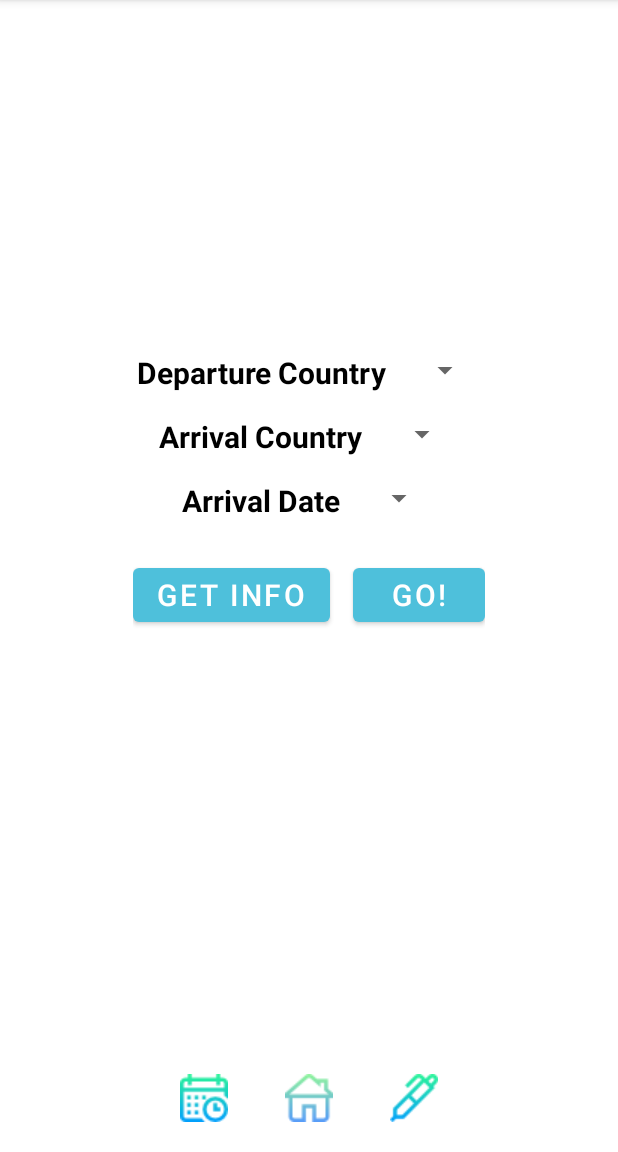
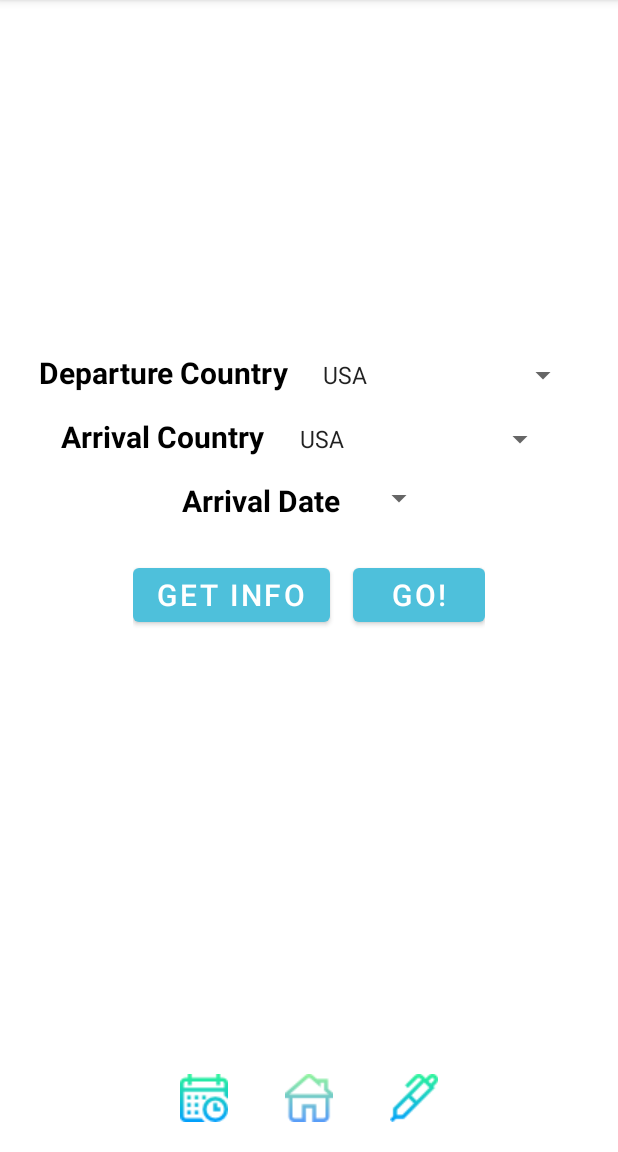
Before and after one commit to harshitabha/Covi-lender, an Android app: the ChooseActivity screen opened directly, with no data from a screen before it, on a phone screen of 412 x 824 dp, the part 84-1236 px from its top. Run offline under Robolectric (Android 15) with nearby library versions, the phone set to English and light mode, and no system bars.

```diff
--- a/TravelBan/app/src/main/java/com/example/travelban/ChooseActivity.java
+++ b/TravelBan/app/src/main/java/com/example/travelban/ChooseActivity.java
@@ -5,6 +5,7 @@ import androidx.appcompat.app.AppCompatActivity;
 import android.content.Intent;
 import android.os.Bundle;
 import android.view.View;
+import android.widget.ArrayAdapter;
 import android.widget.Button;
 import android.widget.ImageButton;
 import android.widget.Spinner;
@@ -14,6 +15,8 @@ public class ChooseActivity extends AppCompatActivity implements View.OnClickLis
     ImageButton homeB;
     ImageButton chooseB;
     ImageButton calB;
+    Button info;
+    Button go;
 
     Spinner dCountry;
     Spinner aCountry;
@@ -23,20 +26,14 @@ public class ChooseActivity extends AppCompatActivity implements View.OnClickLis
         super.onCreate(savedInstanceState);
         setContentView(R.layout.activity_choose);
 
-        // initilize vars
+        // initialize vars
         homeB = (ImageButton) findViewById(R.id.homeB);
         chooseB = (ImageButton) findViewById(R.id.personalizeB);
         calB = (ImageButton) findViewById(R.id.calendarB);
+        info = findViewById(R.id.getInfo);
+        go = findViewById(R.id.start);
 
-        dCountry = (Spinner) findViewById(R.id.dCountry);
-        aCountry = findViewById(R.id.aCountry);
-    }
-
-    @Override
-    public void onClick(View v) {
-
-
-        // Navigation bar Workings
+        // Nav Onclick Listeners
         homeB.setOnClickListener(new View.OnClickListener() {
             @Override
             public void onClick(View v) {
@@ -61,5 +58,23 @@ public class ChooseActivity extends AppCompatActivity implements View.OnClickLis
             }
         });
 
+        dCountry = (Spinner) findViewById(R.id.dCountry);
+        aCountry = findViewById(R.id.aCountry);
+
+        //generating the drop down menu
+        String[] options = getResources().getStringArray(R.array.countries);
+        ArrayAdapter adapter = new ArrayAdapter(this, android.R.layout.simple_spinner_item, options);
+        adapter.setDropDownViewResource(android.R.layout.simple_spinner_dropdown_item);
+        dCountry.setAdapter(adapter);
+        aCountry.setAdapter(adapter);
+
+        info.setOnClickListener(this);
+    }
+
+    @Override
+    public void onClick(View v) {
+
+
+
     }
 }
--- a/TravelBan/app/src/main/res/layout/activity_choose.xml
+++ b/TravelBan/app/src/main/res/layout/activity_choose.xml
@@ -112,8 +112,7 @@
             android:layout_height="40dp"
             android:layout_marginRight="30dp"
             android:backgroundTint="@color/white"
-            android:src="@drawable/calendar"
-            android:onClick="onClick"/>
+            android:src="@drawable/calendar"/>
 
         <ImageButton
             android:id="@+id/homeB"
@@ -121,16 +120,14 @@
             android:layout_height="40dp"
             android:layout_marginRight="30dp"
             android:backgroundTint="@color/white"
-            android:src="@drawable/house"
-            android:onClick="onClick"/>
+            android:src="@drawable/house"/>
 
         <ImageButton
             android:id="@+id/personalizeB"
             android:layout_width="40dp"
             android:layout_height="40dp"
             android:backgroundTint="@color/white"
-            android:src="@drawable/ball_pen"
-            android:onClick="onClick"/>
+            android:src="@drawable/ball_pen"/>
     </LinearLayout>
 
 </RelativeLayout>
--- a/TravelBan/app/src/main/res/values/countries.xml
+++ b/TravelBan/app/src/main/res/values/countries.xml
@@ -2,6 +2,10 @@
 <resources>
 
     <string-array name="countries">
-        <item></item>
+        <item>USA</item>
+        <item>United Kingdom</item>
+        <item>India</item>
+        <item>China</item>
+        <item>Japan</item>
     </string-array>
 </resources>
```
Also changed, not shown: TravelBan/app/src/main/java/com/example/travelban/CalActivity.java (+6 -4 lines), TravelBan/app/src/main/java/com/example/travelban/MainActivity.java (+6 -4 lines), TravelBan/app/src/main/res/layout/activity_cal.xml (+9 -9 lines), TravelBan/app/src/main/res/layout/activity_main.xml (+9 -9 lines), 6 other files.
